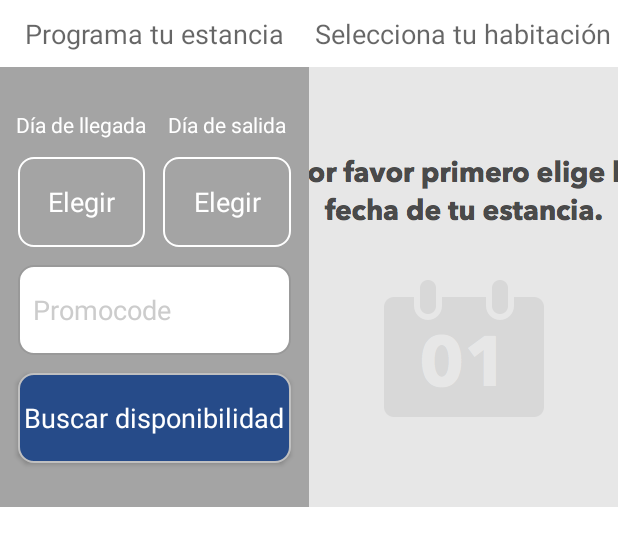
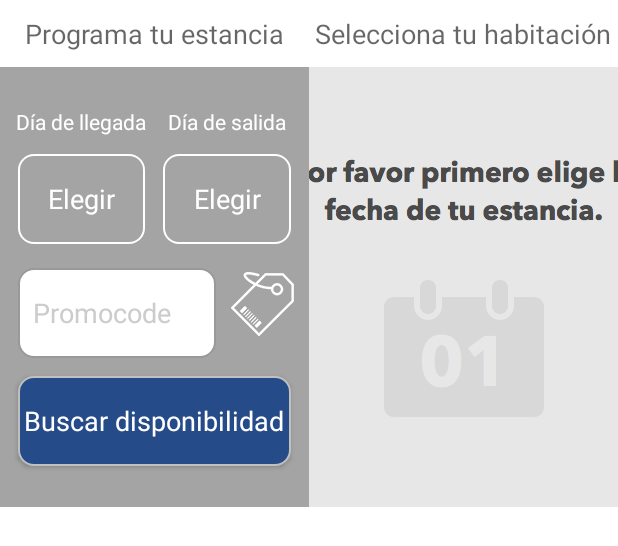
Before and after one commit to AppHotelesCity/source, an Android app: the layout fragment_tablet_hotel_reserva.xml on its own in the app's theme, with its tools: preview values and no code run, on a phone screen of 412 x 824 dp. Shown: the top 546 px of the screen. Run offline under Robolectric (Android 15) with nearby library versions, the phone set to English and light mode, and no system bars.

Commit message:
Corrigiendo imagen de Promocode y errores varios para Tablet

```diff
--- a/app/src/main/java/com/zebstudios/cityexpress/TabletHotelDetailsFragment.java
+++ b/app/src/main/java/com/zebstudios/cityexpress/TabletHotelDetailsFragment.java
@@ -390,6 +390,7 @@ public class TabletHotelDetailsFragment extends Fragment
 		}
 	}
 
+
 	private class GetRSS extends AsyncTask<Void, Void, Integer>
 	{
 		private int _task;
--- a/app/src/main/res/layout/fragment_hotel_reserva.xml
+++ b/app/src/main/res/layout/fragment_hotel_reserva.xml
@@ -107,10 +107,11 @@
 				android:text="PromoCode"
 				android:onClick="getPromocode"
 				android:id="@+id/promo"
+				android:background="@null"
 				android:layout_gravity="right|center_vertical"
 				android:src="@drawable/icon_promocode" />
 
-		</LinearLayout>
+			</LinearLayout>
 
 			<Button
 				android:id="@+id/btnAvailability"
--- a/app/src/main/res/layout/fragment_tablet_hotel_reserva.xml
+++ b/app/src/main/res/layout/fragment_tablet_hotel_reserva.xml
@@ -115,15 +115,35 @@
 
 					</LinearLayout>
 
+
+					<LinearLayout
+						android:layout_width="fill_parent"
+						android:layout_height="wrap_content"
+						android:layout_marginTop="4dp">
+
 					<EditText
 							android:id="@+id/txtPromocode"
-							android:layout_width="match_parent"
-							android:layout_height="60dp"
 							android:layout_marginLeft="6dp"
 							android:layout_marginRight="6dp"
 							android:layout_marginTop="12dp"
+							android:layout_width="0dp"
+							android:layout_height="60dp"
+							android:layout_weight="0.5"
 							android:hint="Promocode"
 							style="@style/RoundedControl"/>
+
+						<ImageButton
+							android:layout_width="wrap_content"
+							android:layout_height="match_parent"
+							android:text="PromoCode"
+							android:onClick="getPromocode"
+							android:id="@+id/promo"
+							android:background="@null"
+							android:layout_gravity="top|left|center_vertical|bottom|right"
+							android:src="@drawable/icon_promocode_blanco"
+							android:layout_weight="0.03" />
+
+					</LinearLayout>
 
 					<Button
 							android:id="@+id/btnAvailability"
```
Also changed, not shown: app/src/main/java/com/zebstudios/cityexpress/HotelReservaFragment.java (+7 -2 lines), app/src/main/java/com/zebstudios/cityexpress/PromoCodeFragment.java (+20 -12 lines), app/src/main/java/com/zebstudios/cityexpress/TabletHotelDetailsActivity.java (+41 -1 lines), app/src/main/java/com/zebstudios/cityexpress/TabletHotelReservaFragment.java (+32 -0 lines), app/src/main/res/layout/fragment_tablet_hotel_reserva2.xml (+9 -1 lines), app/src/main/res/drawable-hdpi/icon_promocode_blanco.png (added).
